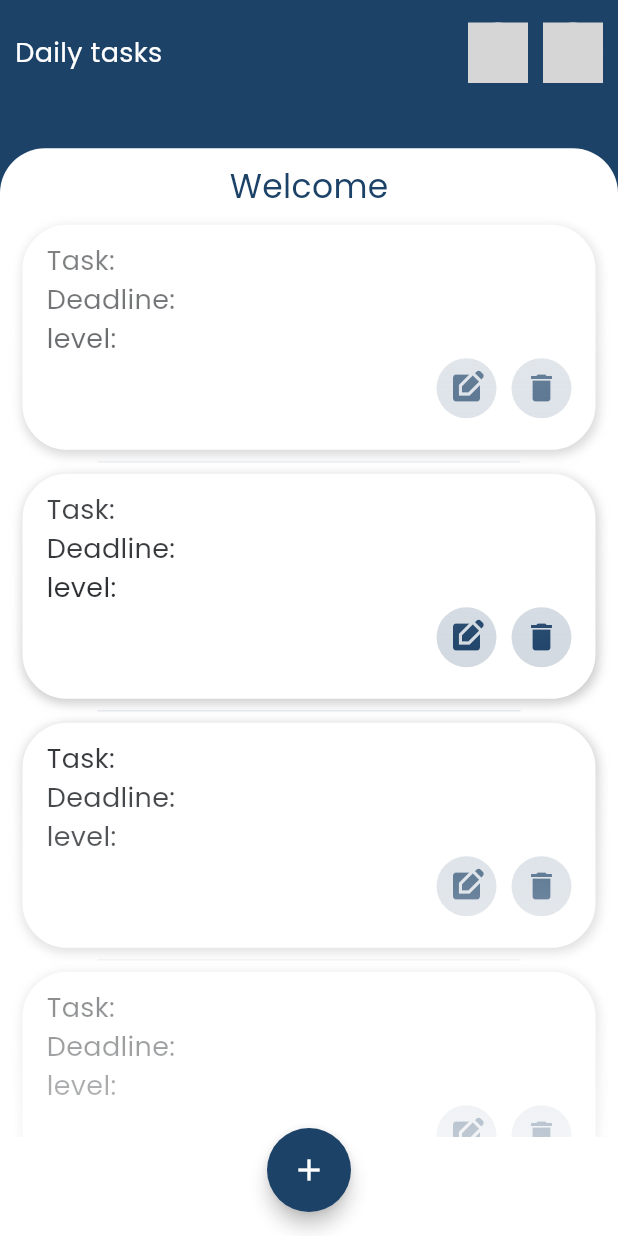
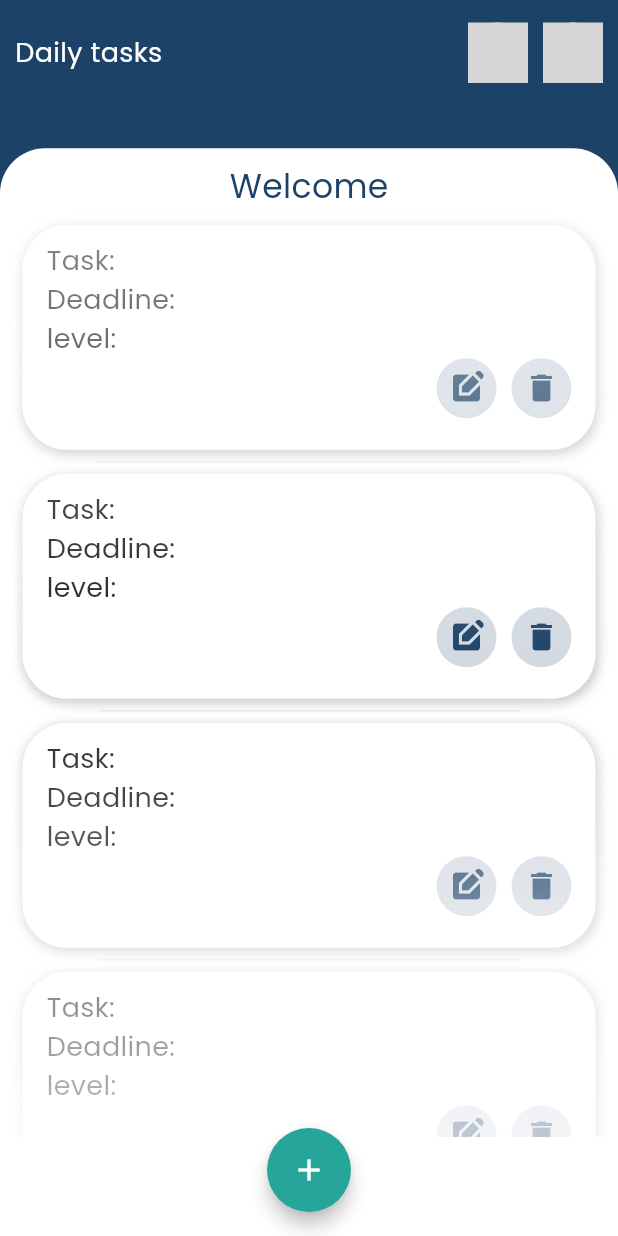
Before and after one commit to jhon2520/todo_app, a Flutter app: the screen it shows after launch, on a phone screen of 412 x 824 dp. Run offline on Flutter 3.47's test engine with Material 2 defaults, Android fonts, the phone set to English and light mode, and no system bars; our stand-ins replace go_router, google_fonts, shared_preferences; missing offline and left inert: flag; grey boxes are pictures that could not be loaded.

Commit message:
custom formfield is created

```diff
--- a/lib/config/index.dart
+++ b/lib/config/index.dart
@@ -3,3 +3,5 @@ export 'theme/app_theme.dart';
 export 'constants/app_strings.dart';
 export 'theme/app_colors.dart';
 export 'theme/app_fonts.dart';
+export 'router/app_router.dart';
+export 'router/app_routes_strings.dart';
--- /dev/null
+++ b/lib/config/router/app_router.dart
@@ -0,0 +1,61 @@
+
+import 'package:flutter/material.dart';
+import 'package:go_router/go_router.dart';
+import 'package:task_app/config/index.dart';
+import 'package:task_app/presentation/screens/index.dart';
+import 'package:task_app/presentation/screens/new_task_screen.dart/new_task_screen.dart';
+
+
+final appRouter = GoRouter(
+  redirectLimit: 3,
+  redirect: (context, state) {
+
+  },
+  debugLogDiagnostics: true,
+  initialLocation: AppRoutesStrings.initialRoute,
+  routes: [
+    GoRoute(
+      path: AppRoutesStrings.initialRoute,
+      name: AppRoutesStrings.initialRoute,
+      builder: (context, GoRouterState  state) => const HomeScreen(),
+    ),
+    GoRoute(
+      name: AppRoutesStrings.homeScreenRoute,
+      path: AppRoutesStrings.homeScreenRoute,
+      builder: (context,GoRouterState  state) => const HomeScreen(),
+    ),
+    GoRoute(
+      name: AppRoutesStrings.newTaskScreenRoute,
+      path: AppRoutesStrings.newTaskScreenRoute,
+      builder: (context,GoRouterState  state) {
+
+        return  NewTaskScreen();
+      },
+
+    ),
+
+
+//     // transiciones
+// GoRoute(
+
+//   path: 'details',
+//   pageBuilder: (context, state) {
+//     return CustomTransitionPage(
+//       key: state.pageKey,
+//       child: DetailsScreen(name: "prueba",),
+//       transitionsBuilder: (context, animation, secondaryAnimation, child) {
+//         return FadeTransition(
+//           opacity:
+//               CurveTween(curve: Curves.easeInOutCirc).animate(animation),
+//           child: child,
+//         );
+//       },
+//     );
+//   },
+// ),
+
+  ],
+  errorBuilder: (context, state) {
+    return HomeScreen();
+  },
+);
--- /dev/null
+++ b/lib/config/router/app_routes_strings.dart
@@ -0,0 +1,8 @@
+class AppRoutesStrings{
+
+  static const String initialRoute = "/";
+  static const String homeScreenRoute = "/home_screen";
+  static const String newTaskScreenRoute = "/new_task_screen";
+
+
+}
--- a/lib/config/theme/app_colors.dart
+++ b/lib/config/theme/app_colors.dart
@@ -1,7 +1,8 @@
-import 'package:flutter/material.dart';
+  import 'package:flutter/material.dart';
 
 class AppColors{
   static const Color mainColor = Color.fromARGB(255, 29, 66, 104);
+  static Color secondColor = Color.fromARGB(255, 38, 166, 154);
   static const Color whiteColor = Color.fromARGB(255, 255, 255, 255);
   static const Color editColor = Color(0xff59C1BD);
   static const Color errorColor = Color(0xff9C254D);
--- a/lib/main.dart
+++ b/lib/main.dart
@@ -45,7 +45,8 @@ class _MyAppState extends State<MyApp> {
 
   @override
   Widget build(BuildContext context) {
-    return MaterialApp(
+    return MaterialApp.router(
+      routerConfig: appRouter,
       theme: AppTheme.appTheme(),
       locale: _locale,
       supportedLocales: const [
@@ -70,7 +71,6 @@ class _MyAppState extends State<MyApp> {
       }
         return supportedLocales.first;
       },
-      home:const HomeScreen()
     );
   }
 }
--- a/lib/presentation/screens/home_screen/home_screen.dart
+++ b/lib/presentation/screens/home_screen/home_screen.dart
@@ -1,6 +1,6 @@
 import 'package:flutter/material.dart';
+import 'package:go_router/go_router.dart';
 import 'package:task_app/config/index.dart';
-import 'package:task_app/config/theme/app_colors.dart';
 import 'package:task_app/presentation/animations/index.dart';
 import 'package:task_app/presentation/screens/index.dart';
 import 'package:task_app/presentation/shared/widgets/index.dart';
@@ -22,13 +22,11 @@ class HomeScreenState extends State<HomeScreen> {
     return Scaffold(
       floatingActionButtonLocation: FloatingActionButtonLocation.centerFloat,
       floatingActionButton: FloatingActionButton(
-        backgroundColor: AppColors.mainColor,
+        backgroundColor: AppColors.secondColor,
         elevation: 5,
         shape: RoundedRectangleBorder(borderRadius: BorderRadius.circular(AppLayout.buttonFlagRadius)) ,
-        child: Icon(Icons.add,color: AppColors.whiteColor,),
-        onPressed: () {
-
-      },),
+        child: const Icon(Icons.add,color: AppColors.whiteColor,),
+        onPressed:()=> _goToNewTaskScreen(context),),
         body: SafeArea(
           child: Container(
             height: size.height,
@@ -54,7 +52,7 @@ class HomeScreenState extends State<HomeScreen> {
                               fontSize: AppFonts.fontSizeH1),
                         ),
                       ),
-                      CustomListCards(),
+                      const CustomListCards(),
                     ],
                   ),
                 ),
@@ -64,4 +62,8 @@ class HomeScreenState extends State<HomeScreen> {
           ),
         ));
   }
+
+  void _goToNewTaskScreen(BuildContext context){
+    context.pushNamed(AppRoutesStrings.newTaskScreenRoute);
+  }
 }
--- a/lib/presentation/screens/home_screen/widgets/custom_list_cards.dart
+++ b/lib/presentation/screens/home_screen/widgets/custom_list_cards.dart
@@ -10,11 +10,11 @@ class CustomListCards extends StatelessWidget {
 
     final Size size = MediaQuery.of(context).size;
 
-    return Container(
+    return SizedBox(
       height: size.height * 0.75,
       child: ShaderMask(
         shaderCallback: (Rect bounds) {
-          return LinearGradient(
+          return const LinearGradient(
             // stops: [0,0.6,0.1],
          begin: Alignment.bottomRight,
             end: Alignment.topRight,
@@ -29,10 +29,10 @@ class CustomListCards extends StatelessWidget {
         },
          blendMode: BlendMode.dstIn,
         child: ListView.separated(
-          physics: BouncingScrollPhysics(),
-            padding: EdgeInsets.symmetric(horizontal: AppLayout.spacingM, vertical:  AppLayout.spacingS),
+          physics: const BouncingScrollPhysics(),
+            padding: const EdgeInsets.symmetric(horizontal: AppLayout.spacingM, vertical:  AppLayout.spacingS),
             itemBuilder: (context, index) {
-              return CustomTaskCard();
+              return const CustomTaskCard();
             },
             separatorBuilder: (context, index) {
               return Divider(
--- a/lib/presentation/screens/home_screen/widgets/custom_task_card.dart
+++ b/lib/presentation/screens/home_screen/widgets/custom_task_card.dart
@@ -10,17 +10,17 @@ class CustomTaskCard extends StatelessWidget {
   @override
   Widget build(BuildContext context) {
     return Container(
-      padding: EdgeInsets.symmetric(horizontal: AppLayout.spacingM, vertical: AppLayout.spacingS),
+      padding: const EdgeInsets.symmetric(horizontal: AppLayout.spacingM, vertical: AppLayout.spacingS),
       width: double.infinity,
       height: AppLayout.heightCardsTaks,
-      decoration: _CardDecoration(),
-      child: _CardBodyWidget(),
+      decoration: _cardDecoration(),
+      child: const _CardBodyWidget(),
     );
   }
 
-  BoxDecoration _CardDecoration() {
+  BoxDecoration _cardDecoration() {
     return BoxDecoration(
-      boxShadow: [
+      boxShadow: const [
         BoxShadow(
           color: AppColors.cardsShade,
           spreadRadius: 1,
@@ -29,7 +29,7 @@ class CustomTaskCard extends StatelessWidget {
         ),
       ],
       color: Colors.white,
-        borderRadius: BorderRadius.all(Radius.circular(AppLayout.mainBodyRaidus)),
+        borderRadius: const BorderRadius.all(Radius.circular(AppLayout.mainBodyRaidus)),
         border: Border.all(
           color: AppColors.borderCardsColors
         )
@@ -38,9 +38,7 @@ class CustomTaskCard extends StatelessWidget {
 }
 
 class _CardBodyWidget extends StatelessWidget {
-  const _CardBodyWidget({
-    super.key,
-  });
+  const _CardBodyWidget();
 
   @override
   Widget build(BuildContext context) {
@@ -50,16 +48,14 @@ class _CardBodyWidget extends StatelessWidget {
         Text(  Languages.of(context).labelTask, style: AppFonts.fontStyle,),
         Text(  Languages.of(context).labelDeadline, style: AppFonts.fontStyle,),
         Text(  Languages.of(context).labelLevel, style: AppFonts.fontStyle,),
-        _CardButtonsWidget()
+        const _CardButtonsWidget()
       ],
     );
   }
 }
 
 class _CardButtonsWidget extends StatelessWidget {
-  const _CardButtonsWidget({
-    super.key,
-  });
+  const _CardButtonsWidget();
 
   @override
   Widget build(BuildContext context) {
@@ -69,13 +65,13 @@ class _CardButtonsWidget extends StatelessWidget {
 
         CustomIconButton(onPressed: () {
 
-        }, icon: Icon(Icons.edit_square,color: AppColors.mainColor,)),
+        }, icon: const Icon(Icons.edit_square,color: AppColors.mainColor,)),
 
-        CustomSpacer(spacerEnum: SpacerEnum.spacingS,isHorizontal: true,),
+        const CustomSpacer(spacerEnum: SpacerEnum.spacingS,isHorizontal: true,),
 
         CustomIconButton(onPressed: () {
 
-        }, icon: Icon(Icons.delete,color: AppColors.mainColor)),
+        }, icon: const Icon(Icons.delete,color: AppColors.mainColor)),
 
 
       ],
--- a/lib/presentation/screens/home_screen/widgets/index.dart
+++ b/lib/presentation/screens/home_screen/widgets/index.dart
@@ -1,4 +1,4 @@
 export 'custom_selector_language.dart';
 export 'custom_task_card.dart';
 export 'custom_list_cards.dart';
-export 'custom_add_task_button.dart';
+export '../../new_task_screen.dart/widgets/custom_painted_curve.dart';
--- /dev/null
+++ b/lib/presentation/screens/new_task_screen.dart/index.dart
@@ -0,0 +1,2 @@
+export 'new_task_screen.dart';
+export 'widgets/index.dart';
--- /dev/null
+++ b/lib/presentation/screens/new_task_screen.dart/widgets/index.dart
@@ -0,0 +1,2 @@
+export 'custom_painted_curve.dart';
+export 'form_new_task.dart';
--- a/lib/presentation/shared/widgets/custom_flag_button.dart
+++ b/lib/presentation/shared/widgets/custom_flag_button.dart
@@ -18,7 +18,6 @@ class CustomFlagButton extends StatelessWidget {
       onTap: onTap ,
       child: CircleAvatar(
         backgroundColor: AppColors.whiteColor,
-
         child: Flag.fromCode(
           countryCode,
           height: AppLayout.buttonFlagRadius,
--- a/lib/presentation/shared/widgets/index.dart
+++ b/lib/presentation/shared/widgets/index.dart
@@ -3,3 +3,4 @@ export 'custom_spacer.dart';
 export 'custom_body_container.dart';
 export 'custom_snack_bar.dart';
 export 'custom_icon_button.dart';
+export 'custom_text_form_field.dart';
--- /dev/null
+++ b/lib/utils/index.dart
@@ -0,0 +1,3 @@
+export 'enums/index.dart';
+export 'localizations/index.dart';
+export 'shared_preferences/shared_preferences.dart';
```
Also changed, not shown: lib/presentation/screens/home_screen/widgets/custom_add_task_button.dart (deleted, +0 -45 lines), lib/presentation/screens/new_task_screen.dart/new_task_screen.dart (added, +49 -0 lines), lib/presentation/screens/new_task_screen.dart/widgets/custom_painted_curve.dart (added, +43 -0 lines), lib/presentation/screens/new_task_screen.dart/widgets/form_new_task.dart (added, +27 -0 lines), lib/presentation/shared/widgets/custom_text_form_field.dart (added, +31 -0 lines).
